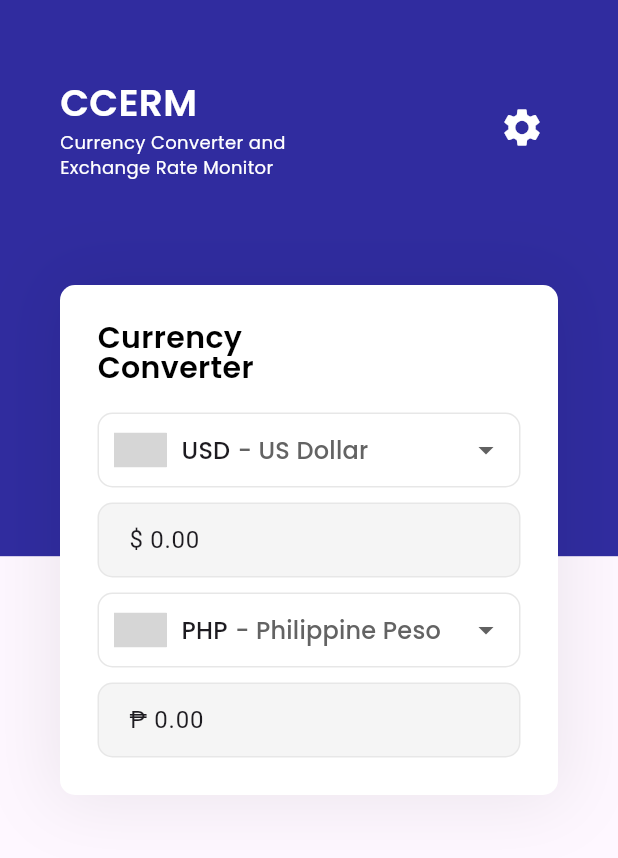
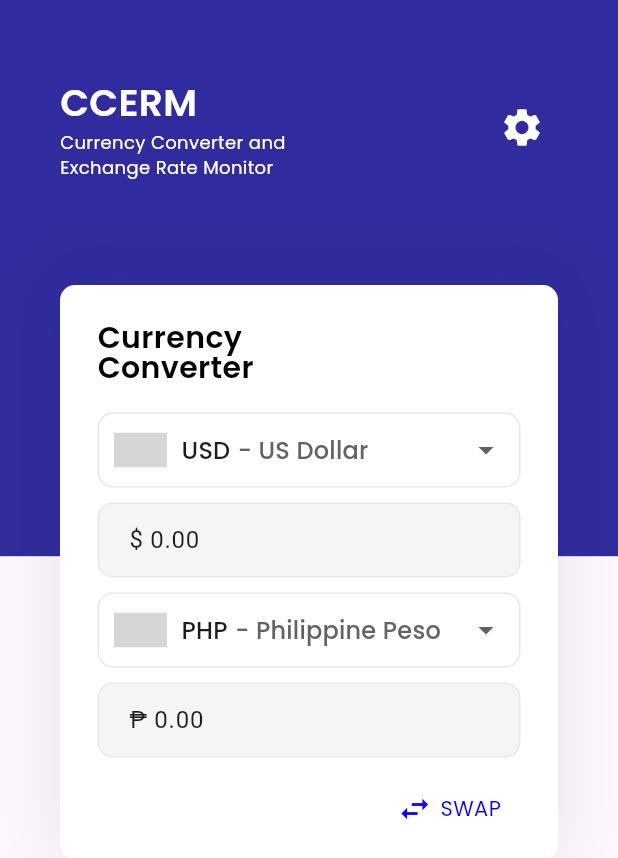
Before and after one commit to RaidenSora/ccerm, a Flutter app: the screen it shows after launch, on a phone screen of 412 x 824 dp. Shown: the top 858 px of the screen. Run offline on Flutter 3.47's test engine with Material 3 defaults, Android fonts, the phone set to English and light mode, and no system bars; our stand-ins replace google_fonts, string_validator; missing offline and left inert: country_flags, home_widget, workmanager; grey boxes are pictures that could not be loaded.

Commit message:
Added swap currency feature

```diff
--- a/lib/main.dart
+++ b/lib/main.dart
@@ -130,6 +130,22 @@ class _MyHomePageState extends State<MyHomePage> {
     });
   }
 
+  void swapCurrencies() {
+    setState(() {
+      String? oldSelectedValue1, oldSelectedValue2;
+      String oldAmount1, oldAmount2;
+      oldSelectedValue1 = selectedValue1;
+      oldSelectedValue2 = selectedValue2;
+      oldAmount1 = amountTextField1.text;
+      oldAmount2 = amountTextField2.text;
+
+      selectedValue1 = oldSelectedValue2;
+      selectedValue2 = oldSelectedValue1;
+      amountTextField1.text = oldAmount2;
+      amountTextField2.text = oldAmount1;
+    });
+  }
+
   _debounce(
       String unCleanAmount, String have, String want, int fromTextField) async {
     if (_debouncer?.isActive ?? false) _debouncer?.cancel();
@@ -234,7 +250,7 @@ class _MyHomePageState extends State<MyHomePage> {
                           ),
                         ]),
                     margin: const EdgeInsets.only(top: 70),
-                    padding: const EdgeInsets.all(25),
+                    padding: const EdgeInsets.fromLTRB(25, 25, 25, 10),
                     width: MediaQuery.of(context).size.width,
                     child: Column(
                       crossAxisAlignment: CrossAxisAlignment.start,
@@ -362,6 +378,33 @@ class _MyHomePageState extends State<MyHomePage> {
                             // style: GoogleFonts.poppins(),
                           ),
                         ),
+                        Container(
+                          margin: const EdgeInsets.only(top: 10),
+                          width: MediaQuery.of(context).size.width,
+                          alignment: Alignment.centerRight,
+                          child: IconButton(
+                            onPressed: swapCurrencies,
+                            icon: Row(
+                              mainAxisSize: MainAxisSize.min,
+                              children: [
+                                const Icon(
+                                  Icons.swap_horiz_outlined,
+                                  color: Color(0xff0900FF),
+                                ),
+                                Container(
+                                  margin:
+                                      const EdgeInsets.symmetric(horizontal: 5),
+                                  child: Text(
+                                    "SWAP",
+                                    style: GoogleFonts.poppins(
+                                      color: const Color(0xff0900FF),
+                                    ),
+                                  ),
+                                ),
+                              ],
+                            ),
+                          ),
+                        ),
                       ],
                     ),
                   ),
```
